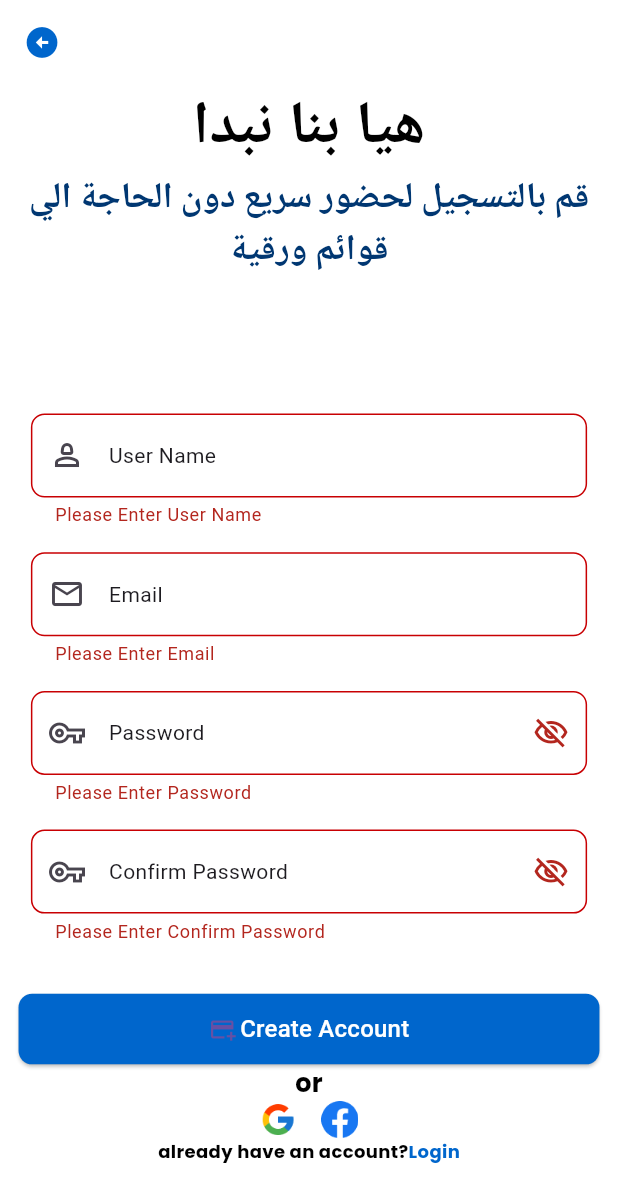
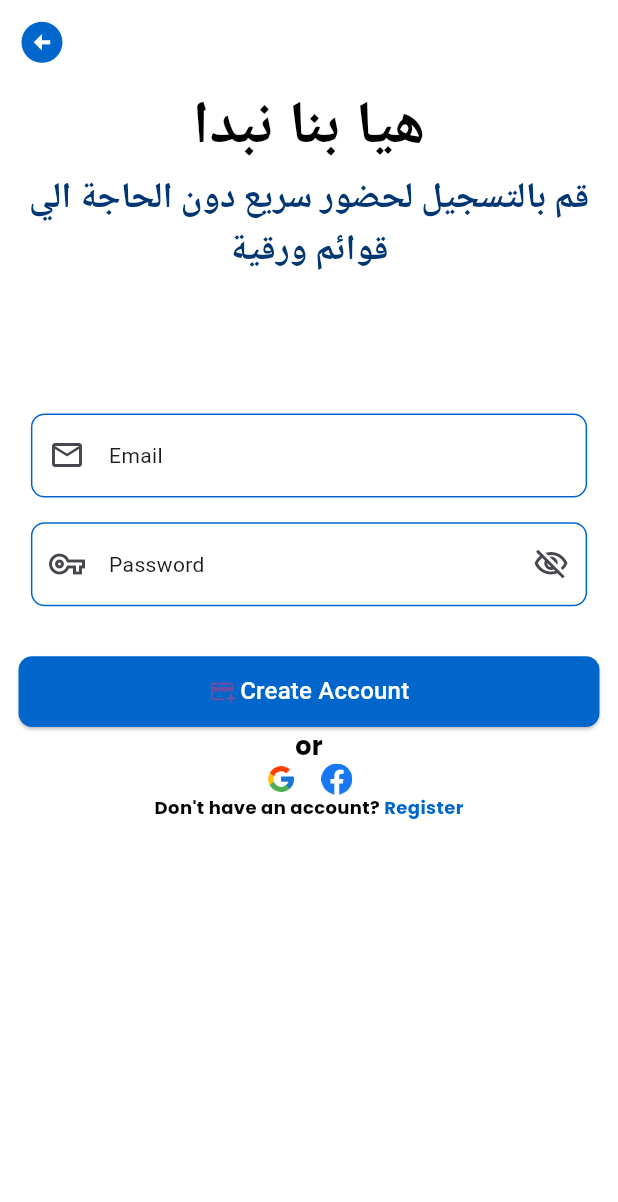
Before and after one commit to EsraaEhab153/fcit_edutrack, a Flutter app: the RegisterScreen screen opened by its route, after a tap on "Create Account", after a tap on "Login", on a phone screen of 412 x 824 dp. Shown: the top 1202 px of the screen. Run offline on Flutter 3.47's test engine with Material 3 defaults, Android fonts, the phone set to English and light mode, and no system bars; our stand-ins replace animated_splash_screen, google_fonts, lottie, page_transition.

Commit message:
finished login screen UI and part of the validation

```diff
--- a/lib/auth/login_screen.dart
+++ b/lib/auth/login_screen.dart
@@ -0,0 +1,197 @@
+import 'package:fci_edutrack/auth/register_screen.dart';
+import 'package:fci_edutrack/style/my_theme_data.dart';
+import 'package:flutter/material.dart';
+
+import '../modules/custom_text_formfield.dart';
+import '../style/my_app_colors.dart';
+
+class LoginScreen extends StatefulWidget {
+  static const String routeName = 'login_screen';
+
+  const LoginScreen({super.key});
+
+  @override
+  State<LoginScreen> createState() => _RegisterScreenState();
+}
+
+class _RegisterScreenState extends State<LoginScreen> {
+  TextEditingController nameController = TextEditingController();
+
+  TextEditingController passwordController = TextEditingController();
+
+  TextEditingController confirmPasswordController = TextEditingController();
+
+  TextEditingController emailController = TextEditingController();
+
+  final _formKey = GlobalKey<FormState>();
+
+  @override
+  Widget build(BuildContext context) {
+    return Scaffold(
+      backgroundColor: MyAppColors.whiteColor,
+      appBar: AppBar(
+        backgroundColor: Colors.transparent,
+        elevation: 0,
+        leading: IconButton(
+            onPressed: () {
+              Navigator.pop(context);
+            },
+            icon: Icon(
+              Icons.arrow_circle_left,
+              color: MyAppColors.primaryColor,
+              size: MediaQuery.of(context).size.height * 0.04,
+            )),
+      ),
+      body: Form(
+        key: _formKey,
+        child: SingleChildScrollView(
+          child: Padding(
+            padding: EdgeInsets.symmetric(
+                horizontal: MediaQuery.of(context).size.width * 0.03),
+            child: Column(
+              children: [
+                Text(
+                  'هيا بنا نبدا',
+                  style:
+                      MyThemeData.lightModeStyle.textTheme.titleLarge!.copyWith(
+                    color: MyAppColors.blackColor,
+                  ),
+                ),
+                Text(
+                  'قم بالتسجيل لحضور سريع دون الحاجة الي قوائم ورقية',
+                  textAlign: TextAlign.center,
+                  style: MyThemeData.lightModeStyle.textTheme.bodyMedium!
+                      .copyWith(color: MyAppColors.darkBlueColor),
+                ),
+                SizedBox(
+                  height: MediaQuery.of(context).size.height * 0.1,
+                ),
+                CustomTextFormField(
+                  label: 'Email',
+                  preIcon: Icons.email_outlined,
+                  controller: emailController,
+                  keyboardType: TextInputType.emailAddress,
+                  validator: (text) {
+                    if (text == null || text.trim().isEmpty) {
+                      return 'Please Enter Email';
+                    }
+                    final bool emailValid = RegExp(
+                            r"^[a-zA-Z0-9.a-zA-Z0-9.!#$%&'*+-/=?^_`{|}~]+@[a-zA-Z0-9]+\.[a-zA-Z]+")
+                        .hasMatch(text);
+                    if (!emailValid) {
+                      return 'Please Enter Valid Email';
+                    }
+                    return null;
+                  },
+                ),
+                CustomTextFormField(
+                  label: 'Password',
+                  preIcon: Icons.vpn_key_outlined,
+                  sufIcon: Icons.visibility_off_outlined,
+                  controller: passwordController,
+                  validator: (text) {
+                    if (text == null || text.trim().isEmpty) {
+                      return 'Please Enter Password';
+                    }
+                    if (text.length < 6) {
+                      return 'Password must be at least 6 chars.';
+                    }
+                    return null;
+                  },
+                  obscureText: true,
+                ),
+                SizedBox(
+                  height: MediaQuery.of(context).size.height * 0.03,
+                ),
+                ElevatedButton(
+                  onPressed: () {
+                    register();
+                  },
+                  style: ElevatedButton.styleFrom(
+                      backgroundColor: MyAppColors.primaryColor,
+                      padding: EdgeInsets.symmetric(
+                          vertical: MediaQuery.of(context).size.height * 0.014,
+                          horizontal: MediaQuery.of(context).size.width * 0.02),
+                      shape: RoundedRectangleBorder(
+                          borderRadius: BorderRadius.circular(
+                              MediaQuery.of(context).size.width * 0.022))),
+                  child: Row(
+                    mainAxisAlignment: MainAxisAlignment.center,
+                    children: [
+                      const Icon(Icons.add_card_outlined),
+                      SizedBox(
+                        width: MediaQuery.of(context).size.width * 0.007,
+                      ),
+                      Text(
+                        'Create Account',
+                        style: Theme.of(context)
+                            .textTheme
+                            .titleMedium!
+                            .copyWith(color: MyAppColors.whiteColor),
+                      ),
+                    ],
+                  ),
+                ),
+                Text(
+                  'or',
+                  style:
+                      MyThemeData.lightModeStyle.textTheme.bodySmall!.copyWith(
+                    color: MyAppColors.blackColor,
+                  ),
+                ),
+                Row(
+                  mainAxisAlignment: MainAxisAlignment.center,
+                  children: [
+                    Image.asset(
+                      'assets/images/google_logo.png',
+                      width: MediaQuery.of(context).size.width * 0.05,
+                      fit: BoxFit.fill,
+                    ),
+                    SizedBox(
+                      width: MediaQuery.of(context).size.width * 0.04,
+                    ),
+                    Image.asset(
+                      'assets/images/facebook_logo.png',
+                      width: MediaQuery.of(context).size.width * 0.05,
+                      fit: BoxFit.fill,
+                    ),
+                  ],
+                ),
+                Row(
+                  mainAxisAlignment: MainAxisAlignment.center,
+                  children: [
+                    Text(
+                      "Don't have an account?",
+                      style: MyThemeData.lightModeStyle.textTheme.bodySmall!
+                          .copyWith(
+                        fontSize: 12,
+                      ),
+                    ),
+                    InkWell(
+                      onTap: () {
+                        Navigator.pushReplacementNamed(
+                            context, RegisterScreen.routeName);
+                      },
+                      child: Text(
+                        ' Register',
+                        style: MyThemeData.lightModeStyle.textTheme.bodySmall!
+                            .copyWith(
+                          fontSize: 12,
+                          color: MyAppColors.primaryColor,
+                        ),
+                      ),
+                    ),
+                  ],
+                ),
+              ],
+            ),
+          ),
+        ),
+      ),
+    );
+  }
+
+  void register() async {
+    if (_formKey.currentState?.validate() == true) {}
+  }
+}
--- a/lib/auth/register_screen.dart
+++ b/lib/auth/register_screen.dart
@@ -3,6 +3,7 @@ import 'package:flutter/material.dart';
 
 import '../modules/custom_text_formfield.dart';
 import '../style/my_app_colors.dart';
+import 'login_screen.dart';
 
 class RegisterScreen extends StatefulWidget {
   static const String routeName = 'register_screen';
@@ -194,9 +195,12 @@ class _RegisterScreenState extends State<RegisterScreen> {
                       ),
                     ),
                     InkWell(
-                      onTap: () {},
+                      onTap: () {
+                        Navigator.pushReplacementNamed(
+                            context, LoginScreen.routeName);
+                      },
                       child: Text(
-                        'Login',
+                        ' Login',
                         style: MyThemeData.lightModeStyle.textTheme.bodySmall!
                             .copyWith(
                           fontSize: 12,
--- a/lib/main.dart
+++ b/lib/main.dart
@@ -1,3 +1,4 @@
+import 'package:fci_edutrack/auth/login_screen.dart';
 import 'package:fci_edutrack/auth/register_screen.dart';
 import 'package:fci_edutrack/screens/camera_permission_screen.dart';
 import 'package:fci_edutrack/screens/explain_screens.dart';
@@ -26,6 +27,7 @@ class MyApp extends StatelessWidget {
             const CameraPermissionScreen(),
         ExplainScreens.routeName: (context) => const ExplainScreens(),
         RegisterScreen.routeName: (context) => const RegisterScreen(),
+        LoginScreen.routeName: (context) => const LoginScreen(),
       },
     );
   }
```
